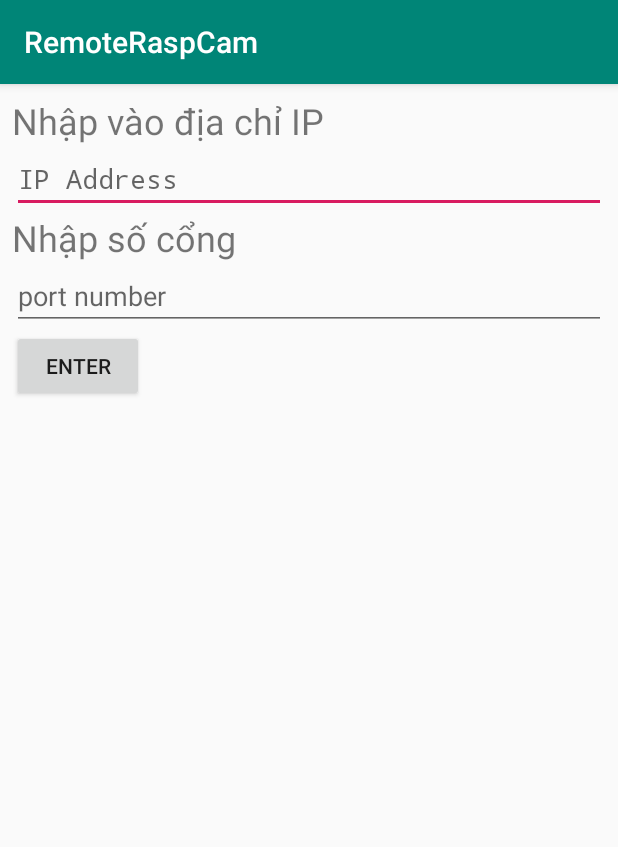
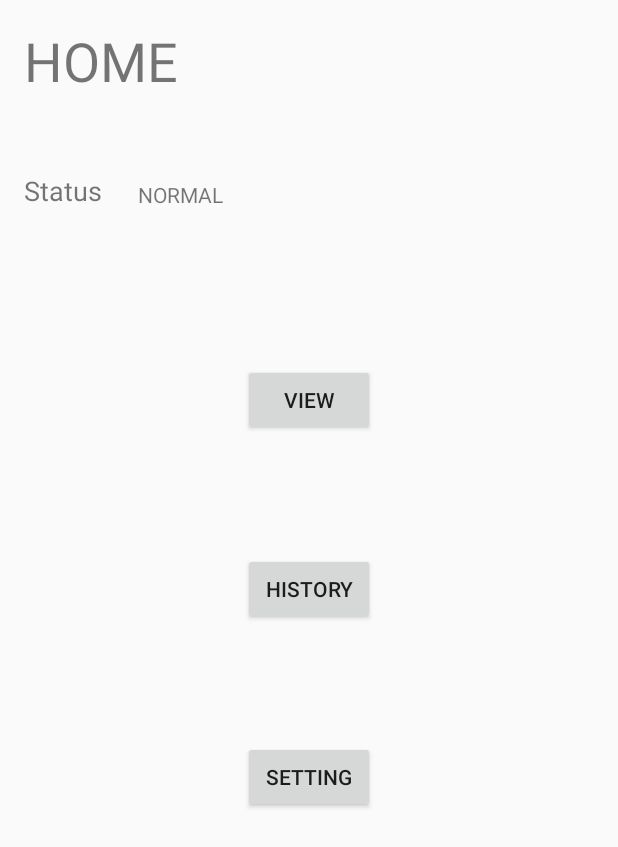
Before and after one commit to blackhoodies/Embedded-Camera, an Android app: the screen it shows after launch (MainActivity before the commit, HomeActivity after it), on a phone screen of 412 x 824 dp. Shown: the top 847 px of the screen. Run offline under Robolectric (Android 15) with nearby library versions, the phone set to English and light mode, and no system bars; our stand-ins replace Firebase (no records; nobody signed in at launch, a user with empty details on screens opened directly).

Commit message:
cap nhat app android lan 2

```diff
--- a/Android/HeThongNhung/app/build.gradle
+++ b/Android/HeThongNhung/app/build.gradle
@@ -1,4 +1,5 @@
 apply plugin: 'com.android.application'
+apply plugin: 'com.google.gms.google-services'
 
 android {
     compileSdkVersion 29
@@ -23,6 +24,7 @@ dependencies {
     implementation fileTree(dir: 'libs', include: ['*.jar'])
     implementation 'androidx.appcompat:appcompat:1.0.2'
     implementation 'androidx.constraintlayout:constraintlayout:1.1.3'
+    implementation 'com.google.firebase:firebase-database:16.0.4'
     testImplementation 'junit:junit:4.12'
     androidTestImplementation 'androidx.test.ext:junit:1.1.0'
     androidTestImplementation 'androidx.test.espresso:espresso-core:3.1.1'
--- /dev/null
+++ b/Android/HeThongNhung/app/src/main/java/com/example/android/hethongnhung/HomeActivity.java
@@ -0,0 +1,89 @@
+package com.example.android.hethongnhung;
+
+import androidx.annotation.NonNull;
+import androidx.annotation.Nullable;
+import androidx.appcompat.app.AppCompatActivity;
+
+import android.content.Intent;
+import android.os.Bundle;
+import android.view.View;
+import android.widget.Button;
+import android.widget.TextView;
+
+import com.google.firebase.database.ChildEventListener;
+import com.google.firebase.database.DataSnapshot;
+import com.google.firebase.database.DatabaseError;
+import com.google.firebase.database.DatabaseReference;
+import com.google.firebase.database.FirebaseDatabase;
+
+public class HomeActivity extends AppCompatActivity {
+    private TextView twStatusInfo;
+    private Button btnView, btnHistory, btnSetting;
+    private DatabaseReference mDatabase;
+
+    @Override
+    protected void onCreate(Bundle savedInstanceState) {
+        super.onCreate(savedInstanceState);
+        setContentView(R.layout.activity_home);
+
+        mDatabase = FirebaseDatabase.getInstance().getReference();
+        mDatabase.child("status").addChildEventListener(new FirebaseChildEventListener());
+
+        // Khoi tao TextView va dat gia tri mac dinh la NORMAL
+        twStatusInfo = (TextView) findViewById(R.id.textView_status_info);
+        twStatusInfo.setText("Normal");
+
+        // Khoi tao cac bien Button
+        btnView = (Button) findViewById(R.id.button_home_view);
+        btnHistory = (Button) findViewById(R.id.button_home_history);
+        btnSetting = (Button) findViewById(R.id.button_home_setting);
+
+        btnView.setOnClickListener(new View.OnClickListener() {
+            @Override
+            public void onClick(View v) {
+                startActivity(new Intent(HomeActivity.this, ViewActivity.class));
+
+            }
+        });
+        btnSetting.setOnClickListener(new View.OnClickListener() {
+            @Override
+            public void onClick(View v) {
+                startActivity(new Intent(HomeActivity.this, SettingActivity.class));
+            }
+        });
+    }
+
+    private class FirebaseChildEventListener implements ChildEventListener {
+        @Override
+        public void onChildAdded(@NonNull DataSnapshot dataSnapshot, @Nullable String s) {
+            String status = dataSnapshot.getValue(String.class);
+            if (!status.isEmpty()){
+                twStatusInfo.setText(status);
+            }
+
+        }
+
+        @Override
+        public void onChildChanged(@NonNull DataSnapshot dataSnapshot, @Nullable String s) {
+            String status = dataSnapshot.getValue(String.class);
+            if (!status.isEmpty()){
+                twStatusInfo.setText(status);
+            }
+        }
+
+        @Override
+        public void onChildRemoved(@NonNull DataSnapshot dataSnapshot) {
+
+        }
+
+        @Override
+        public void onChildMoved(@NonNull DataSnapshot dataSnapshot, @Nullable String s) {
+
+        }
+
+        @Override
+        public void onCancelled(@NonNull DatabaseError databaseError) {
+
+        }
+    }
+}
--- /dev/null
+++ b/Android/HeThongNhung/app/src/main/res/layout/activity_home.xml
@@ -0,0 +1,95 @@
+<?xml version="1.0" encoding="utf-8"?>
+<androidx.constraintlayout.widget.ConstraintLayout xmlns:android="http://schemas.android.com/apk/res/android"
+    xmlns:app="http://schemas.android.com/apk/res-auto"
+    xmlns:tools="http://schemas.android.com/tools"
+    android:layout_width="match_parent"
+    android:layout_height="match_parent"
+    tools:context=".HomeActivity">
+
+    <TextView
+        android:id="@+id/textView_home"
+        android:layout_width="wrap_content"
+        android:layout_height="wrap_content"
+        android:layout_marginStart="16dp"
+        android:layout_marginTop="16dp"
+        android:text="@string/activity_home_title"
+        android:textAllCaps="true"
+        android:textSize="36sp"
+        app:layout_constraintStart_toStartOf="parent"
+        app:layout_constraintTop_toTopOf="parent" />
+
+    <androidx.constraintlayout.widget.Guideline
+        android:id="@+id/guideline"
+        android:layout_width="wrap_content"
+        android:layout_height="wrap_content"
+        android:orientation="horizontal"
+        app:layout_constraintGuide_percent="0.12" />
+
+    <TextView
+        android:id="@+id/textView_status"
+        android:layout_width="wrap_content"
+        android:layout_height="wrap_content"
+        android:layout_marginStart="16dp"
+        android:layout_marginTop="16dp"
+        android:text="@string/activity_home_status"
+        android:textSize="18sp"
+        app:layout_constraintStart_toStartOf="parent"
+        app:layout_constraintTop_toTopOf="@+id/guideline" />
+
+    <TextView
+        android:id="@+id/textView_status_info"
+        android:layout_width="wrap_content"
+        android:layout_height="wrap_content"
+        android:layout_marginStart="24dp"
+        android:textAllCaps="true"
+        app:layout_constraintBottom_toBottomOf="@+id/textView_status"
+        app:layout_constraintStart_toEndOf="@+id/textView_status"
+        tools:text="Normal" />
+
+    <Button
+        android:id="@+id/button_home_view"
+        android:layout_width="wrap_content"
+        android:layout_height="wrap_content"
+        android:text="@string/activity_home_button_view"
+        app:layout_constraintBottom_toTopOf="@+id/button_home_history"
+        app:layout_constraintEnd_toEndOf="parent"
+        app:layout_constraintHorizontal_bias="0.5"
+        app:layout_constraintStart_toStartOf="parent"
+        app:layout_constraintTop_toTopOf="@+id/guideline3" />
+
+    <Button
+        android:id="@+id/button_home_setting"
+        android:layout_width="wrap_content"
+        android:layout_height="wrap_content"
+        android:text="@string/activity_home_button_setting"
+        app:layout_constraintBottom_toTopOf="@+id/guideline2"
+        app:layout_constraintEnd_toEndOf="parent"
+        app:layout_constraintHorizontal_bias="0.5"
+        app:layout_constraintStart_toStartOf="parent"
+        app:layout_constraintTop_toBottomOf="@+id/button_home_history" />
+
+    <Button
+        android:id="@+id/button_home_history"
+        android:layout_width="wrap_content"
+        android:layout_height="wrap_content"
+        android:text="@string/activity_home_button_history"
+        app:layout_constraintBottom_toTopOf="@+id/button_home_setting"
+        app:layout_constraintEnd_toEndOf="parent"
+        app:layout_constraintHorizontal_bias="0.5"
+        app:layout_constraintStart_toStartOf="parent"
+        app:layout_constraintTop_toBottomOf="@+id/button_home_view" />
+
+    <androidx.constraintlayout.widget.Guideline
+        android:id="@+id/guideline2"
+        android:layout_width="wrap_content"
+        android:layout_height="wrap_content"
+        android:orientation="horizontal"
+        app:layout_constraintGuide_percent="0.75239396" />
+
+    <androidx.constraintlayout.widget.Guideline
+        android:id="@+id/guideline3"
+        android:layout_width="wrap_content"
+        android:layout_height="wrap_content"
+        android:orientation="horizontal"
+        app:layout_constraintGuide_percent="0.2" />
+</androidx.constraintlayout.widget.ConstraintLayout>
--- a/Android/HeThongNhung/app/src/main/res/values/strings.xml
+++ b/Android/HeThongNhung/app/src/main/res/values/strings.xml
@@ -1,3 +1,11 @@
 <resources>
     <string name="app_name">RemoteRaspCam</string>
+    <string name="activity_home_title">Home</string>
+    <string name="activity_home_status">Status</string>
+    <string name="activity_home_button_view">View</string>
+    <string name="activity_home_button_history">History</string>
+    <string name="activity_home_button_setting">Setting</string>
+    <string name="activity_setting_ip_address">IP Address</string>
+    <string name="activity_setting_port">Port</string>
+    <string name="activity_setting_button_save">Save</string>
 </resources>
--- a/Android/HeThongNhung/app/src/main/res/values/styles.xml
+++ b/Android/HeThongNhung/app/src/main/res/values/styles.xml
@@ -1,7 +1,7 @@
 <resources>
 
     <!-- Base application theme. -->
-    <style name="AppTheme" parent="Theme.AppCompat.Light.DarkActionBar">
+    <style name="AppTheme" parent="Theme.AppCompat.Light.NoActionBar">
         <!-- Customize your theme here. -->
         <item name="colorPrimary">@color/colorPrimary</item>
         <item name="colorPrimaryDark">@color/colorPrimaryDark</item>
--- a/Android/HeThongNhung/build.gradle
+++ b/Android/HeThongNhung/build.gradle
@@ -8,6 +8,7 @@ buildscript {
     }
     dependencies {
         classpath 'com.android.tools.build:gradle:3.5.1'
+        classpath 'com.google.gms:google-services:4.2.0'
 
         // NOTE: Do not place your application dependencies here; they belong
         // in the individual module build.gradle files
```
Also changed, not shown: Android/HeThongNhung/app/src/main/AndroidManifest.xml (+13 -3 lines), Android/HeThongNhung/app/src/main/java/com/example/android/hethongnhung/Controller/StoreData.java (added, +39 -0 lines), Android/HeThongNhung/app/src/main/java/com/example/android/hethongnhung/SettingActivity.java (added, +55 -0 lines), Android/HeThongNhung/app/src/main/java/com/example/android/hethongnhung/ViewActivity.java (added, +65 -0 lines), Android/HeThongNhung/app/src/main/res/layout/activity_setting.xml (added, +58 -0 lines), Android/HeThongNhung/app/src/main/res/layout/activity_view.xml (added, +21 -0 lines), 3 other files.
